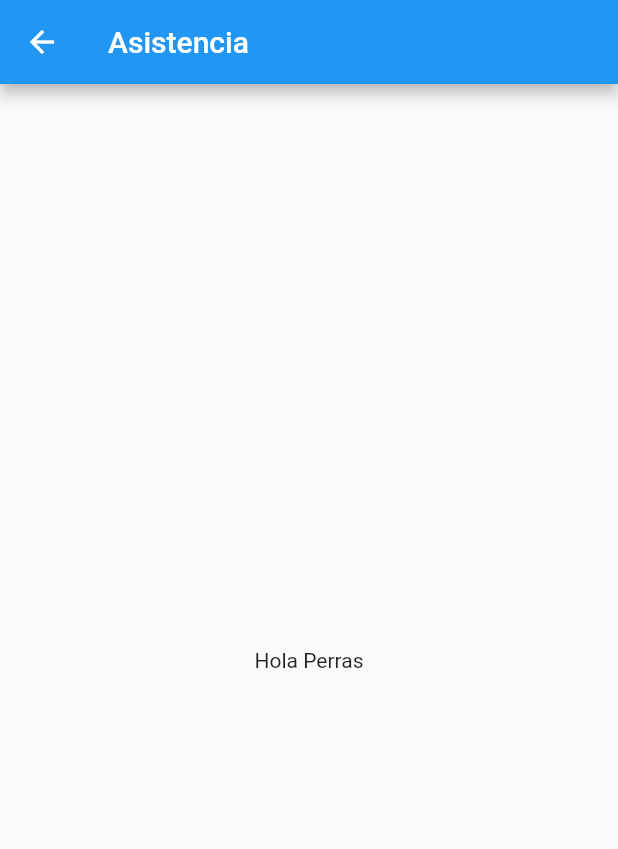
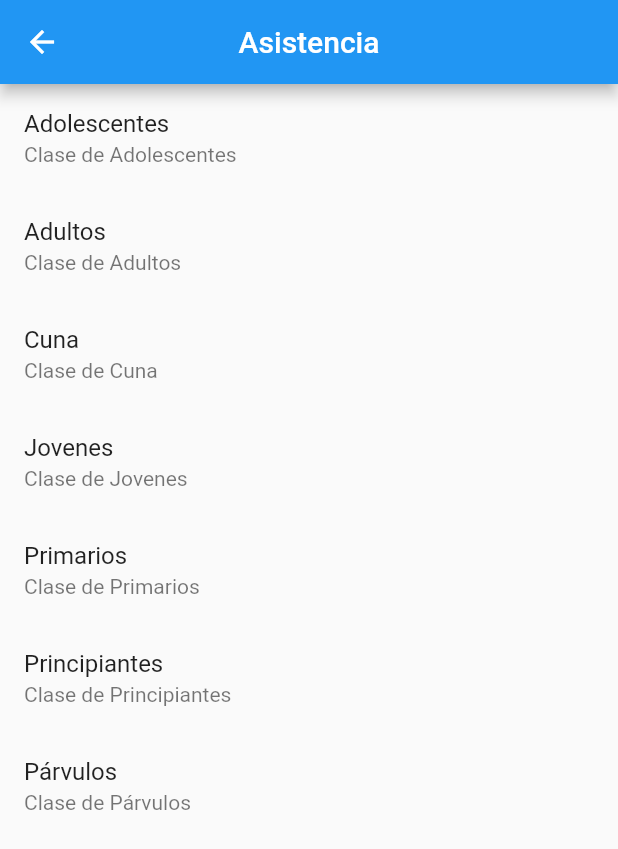
Before and after one commit to ArthourVaSa/App-Asistencia, a Flutter app: the HomePage screen opened by its route, on a phone screen of 412 x 824 dp. Shown: the top 849 px of the screen. Run offline on Flutter 3.47's test engine with Material 2 defaults, Android fonts, the phone set to English and light mode, and no system bars; our stand-ins replace cloud_firestore, firebase_auth, firebase_core, get, shared_preferences; accounts and stored records are empty.

Commit message:
Avance de las clases e inyeccion de dependencias

```diff
--- /dev/null
+++ b/lib/app/data/repository/firestore_repository.dart
@@ -0,0 +1,17 @@
+import 'package:asistencia/app/utils/constants.dart';
+import 'package:cloud_firestore/cloud_firestore.dart';
+import 'package:get/get.dart';
+
+import '../model/clases.dart';
+
+class FirestoreRepository {
+  final FirebaseFirestore firebaseFirestore = Get.find<FirebaseFirestore>();
+
+  Future<void> addClases(Clases clases, String clase) {
+    return firebaseFirestore
+        .collection(Constants.FIREBASE_COLECTION)
+        .doc(clase)
+        .collection(clase)
+        .add(clases.toJson());
+  }
+}
--- a/lib/app/modules/home/home_controller.dart
+++ b/lib/app/modules/home/home_controller.dart
@@ -1,3 +1,14 @@
+import 'package:cloud_firestore/cloud_firestore.dart';
 import 'package:get/get.dart';
 
-class HomeController extends GetxController {}
+class HomeController extends GetxController {
+  final listaClases = [
+    'Adolescentes',
+    'Adultos',
+    'Cuna',
+    'Jovenes',
+    'Primarios',
+    'Principiantes',
+    'Párvulos'
+  ];
+}
--- a/lib/app/modules/home/home_page.dart
+++ b/lib/app/modules/home/home_page.dart
@@ -1,19 +1,42 @@
-// ignore_for_file: prefer_const_constructors
+// ignore_for_file: prefer_const_constructors, deprecated_member_use
 
+import 'package:asistencia/app/modules/home/home_controller.dart';
+import 'package:asistencia/app/routes/app_page.dart';
+import 'package:asistencia/app/routes/app_routes.dart';
 import 'package:flutter/material.dart';
+import 'package:get/get.dart';
 
 class HomePage extends StatelessWidget {
-  const HomePage({Key? key}) : super(key: key);
+  HomePage({Key? key}) : super(key: key);
+
+  final HomeController _ = HomeController();
 
   @override
   Widget build(BuildContext context) {
     return Scaffold(
       appBar: AppBar(
         title: const Text('Asistencia'),
+        centerTitle: true,
       ),
       body: SafeArea(
-        child: Center(
-          child: Text('Hola Perras'),
+        child: Column(
+          crossAxisAlignment: CrossAxisAlignment.stretch,
+          children: [
+            ListView.builder(
+              shrinkWrap: true,
+              itemBuilder: ((context, index) {
+                return ListTile(
+                  title: Text(_.listaClases[index]),
+                  onTap: () {
+                    Get.toNamed(Routes.LLENADO,
+                        arguments: _.listaClases[index]);
+                  },
+                  subtitle: Text('Clase de ${_.listaClases[index]}'),
+                );
+              }),
+              itemCount: _.listaClases.length,
+            )
+          ],
         ),
       ),
     );
--- a/lib/app/modules/login/login_page.dart
+++ b/lib/app/modules/login/login_page.dart
@@ -16,7 +16,7 @@ class LoginPage extends StatelessWidget {
         body: SafeArea(
           child: Center(
             child: Container(
-              padding: EdgeInsets.symmetric(horizontal: 20.0),
+              padding: const EdgeInsets.symmetric(horizontal: 20.0),
               child: Column(
                 mainAxisAlignment: MainAxisAlignment.center,
                 crossAxisAlignment: CrossAxisAlignment.center,
--- a/lib/app/routes/app_routes.dart
+++ b/lib/app/routes/app_routes.dart
@@ -1,4 +1,5 @@
 abstract class Routes {
   static const LOGIN = '/';
   static const HOME = '/home';
+  static const LLENADO = '/llenado';
 }
--- a/lib/app/utils/constants.dart
+++ b/lib/app/utils/constants.dart
@@ -1,3 +1,3 @@
 class Constants {
-  static const FIREBASE_DATABASE_URL = "";
+  static const FIREBASE_COLECTION = "Iglesias/Sembrador/Clases";
 }
--- a/lib/main.dart
+++ b/lib/main.dart
@@ -1,3 +1,5 @@
+// ignore_for_file: unnecessary_null_comparison
+
 import 'package:asistencia/app/data/preferences/usuario.dart';
 import 'package:asistencia/app/modules/home/home_page.dart';
 import 'package:asistencia/app/modules/login/login_binding.dart';
@@ -24,7 +26,6 @@ void main() async {
     defaultTransition: Transition.fade,
     initialBinding: LoginBinding(),
     getPages: AppPages.pages,
-    // ignore: unrelated_type_equality_checks, unnecessary_null_comparison
-    home: prefs.uidUser != null ? const HomePage() : const LoginPage(),
+    home: prefs.uidUser.isEmpty ? const LoginPage() : HomePage(),
   ));
 }
```
Also changed, not shown: lib/app/data/model/clases.dart (added, +35 -0 lines), lib/app/modules/llenado/llenado_binding.dart (added, +9 -0 lines), lib/app/modules/llenado/llenado_controller.dart (added, +24 -0 lines), lib/app/modules/llenado/llenado_page.dart (added, +21 -0 lines), lib/app/routes/app_page.dart (+8 -1 lines), lib/app/utils/dependency_injection.dart (+7 -4 lines), pubspec.lock.
